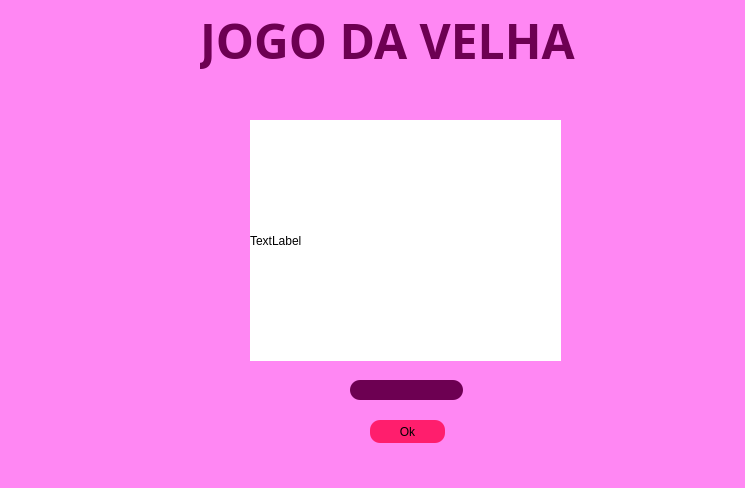
Above: widgets/janela_jogo_velha.ui from gustavobaltazar/sandbox before the change. Below: the same form after it.
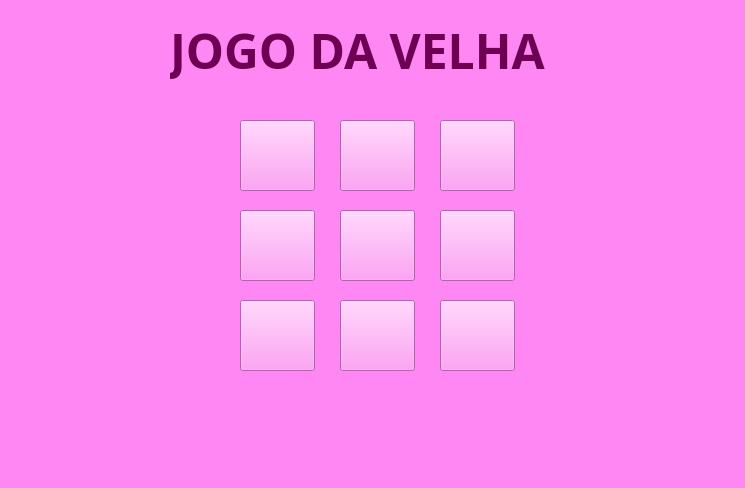
That is the form after the change.

The edit to the form file:
```diff
--- a/widgets/janela_jogo_velha.ui
+++ b/widgets/janela_jogo_velha.ui
@@ -21,8 +21,8 @@
    <widget class="QLabel" name="label">
     <property name="geometry">
      <rect>
-      <x>200</x>
-      <y>-10</y>
+      <x>170</x>
+      <y>0</y>
       <width>471</width>
       <height>101</height>
      </rect>
@@ -36,7 +36,8 @@
      </font>
     </property>
     <property name="styleSheet">
-     <string notr="true">color:rgb(109, 0, 82);</string>
+     <string notr="true">background: transparent;
+color:rgb(109, 0, 82);</string>
     </property>
     <property name="text">
      <string>JOGO DA VELHA</string>
@@ -45,39 +46,54 @@
      <bool>true</bool>
     </property>
    </widget>
-   <widget class="QLabel" name="label_2">
+   <widget class="QPushButton" name="one">
     <property name="geometry">
      <rect>
-      <x>250</x>
+      <x>240</x>
       <y>120</y>
-      <width>311</width>
-      <height>241</height>
+      <width>75</width>
+      <height>71</height>
      </rect>
     </property>
-    <property name="styleSheet">
-     <string notr="true">background-color: white;
-</string>
+    <property name="text">
+     <string/>
     </property>
+   </widget>
+   <widget class="QPushButton" name="two">
+    <property name="geometry">
+     <rect>
+      <x>340</x>
+      <y>120</y>
+      <width>75</width>
+      <height>71</height>
+     </rect>
+    </property>
     <property name="text">
-     <string>TextLabel</string>
+     <string/>
     </property>
    </widget>
-   <widget class="QLineEdit" name="input_user">
+   <widget class="QPushButton" name="three">
     <property name="geometry">
      <rect>
-      <x>350</x>
-      <y>380</y>
-      <width>113</width>
-      <height>20</height>
+      <x>440</x>
+      <y>120</y>
+      <width>75</width>
+      <height>71</height>
      </rect>
     </property>
-    <property name="styleSheet">
-     <string notr="true">border: none;
-background-color:rgb(109, 0, 82);
-border-radius: 10px;
-
-</string>
+    <property name="text">
+     <string/>
     </property>
+   </widget>
+   <widget class="QPushButton" name="six">
+    <property name="geometry">
+     <rect>
+      <x>440</x>
+      <y>210</y>
+      <width>75</width>
+      <height>71</height>
+     </rect>
+    </property>
     <property name="text">
      <string/>
     </property>
@@ -85,19 +101,96 @@
    <widget class="QPushButton" name="confirm_button">
     <property name="geometry">
      <rect>
-      <x>370</x>
-      <y>420</y>
+      <x>340</x>
+      <y>210</y>
       <width>75</width>
-      <height>23</height>
+      <height>71</height>
      </rect>
     </property>
+    <property name="text">
+     <string/>
+    </property>
+   </widget>
+   <widget class="QPushButton" name="four">
+    <property name="geometry">
+     <rect>
+      <x>240</x>
+      <y>210</y>
+      <width>75</width>
+      <height>71</height>
+     </rect>
+    </property>
+    <property name="text">
+     <string/>
+    </property>
+   </widget>
+   <widget class="QPushButton" name="seven">
+    <property name="geometry">
+     <rect>
+      <x>240</x>
+      <y>300</y>
+      <width>75</width>
+      <height>71</height>
+     </rect>
+    </property>
+    <property name="text">
+     <string/>
+    </property>
+   </widget>
+   <widget class="QPushButton" name="eight">
+    <property name="geometry">
+     <rect>
+      <x>340</x>
+      <y>300</y>
+      <width>75</width>
+      <height>71</height>
+     </rect>
+    </property>
+    <property name="text">
+     <string/>
+    </property>
+   </widget>
+   <widget class="QPushButton" name="nine">
+    <property name="geometry">
+     <rect>
+      <x>440</x>
+      <y>300</y>
+      <width>75</width>
+      <height>71</height>
+     </rect>
+    </property>
+    <property name="text">
+     <string/>
+    </property>
+   </widget>
+   <widget class="QLabel" name="console_label">
+    <property name="geometry">
+     <rect>
+      <x>90</x>
+      <y>400</y>
+      <width>571</width>
+      <height>51</height>
+     </rect>
+    </property>
+    <property name="font">
+     <font>
+      <pointsize>24</pointsize>
+      <weight>75</weight>
+      <italic>false</italic>
+      <bold>true</bold>
+      <underline>false</underline>
+      <strikeout>false</strikeout>
+     </font>
+    </property>
     <property name="styleSheet">
-     <string notr="true">background-color: rgb(255, 30, 109);
-border-radius: 10px;</string>
+     <string notr="true"/>
     </property>
     <property name="text">
-     <string>Ok</string>
+     <string/>
     </property>
+    <property name="alignment">
+     <set>Qt::AlignCenter</set>
+    </property>
    </widget>
   </widget>
   <widget class="QMenuBar" name="menubar">
```
Left out of the diff: 12 changed lines with no effect on the pictures.
